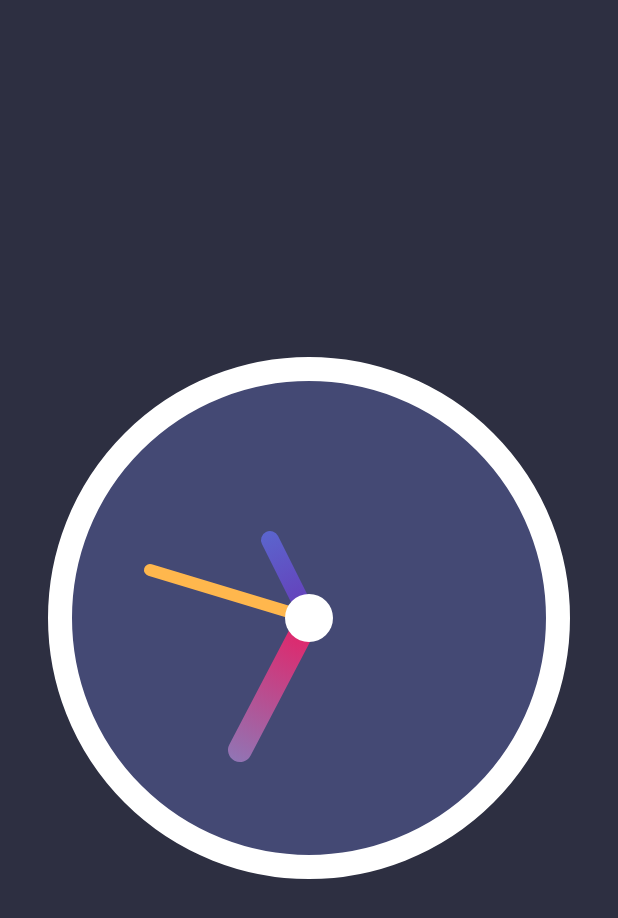
After one commit to we-mohd-i001/flutter_in_focus, a Flutter app: the screen it shows after launch, after a tap on "Go to Custom Clock", on a phone screen of 412 x 824 dp. The commit adds this screen. Shown: the top 918 px of the screen. Run offline on Flutter 3.47's test engine with Material 2 defaults, Android fonts, the phone set to English and light mode, and no system bars.

Commit message:
added custom clock

```diff
--- a/lib/main.dart
+++ b/lib/main.dart
@@ -2,6 +2,7 @@ import 'package:flutter/material.dart';
 import 'package:flutter_in_focus/topics/custom_clipper/custom_clipper_page.dart';
 import 'package:flutter_in_focus/topics/custom_clipper/view_states/my_custom_container.dart';
 import 'package:flutter_in_focus/topics/custom_painter/custom_painter_page.dart';
+import 'package:flutter_in_focus/topics/custom_painter/my_clock/custom_clock_page.dart';
 import 'package:flutter_in_focus/topics/home/home_page.dart';
 
 void main() async {
@@ -23,6 +24,7 @@ class MyApp extends StatelessWidget {
         '/clipper': (context) => const CustomClipperPage(),
         '/painter' : (context) => const CustomPainterPage(),
         '/container' : (context) => const MyCustomContainer(),
+        '/clock' : (context) => const CustomClockPageProvider(),
       },
     );
   }
--- /dev/null
+++ b/lib/topics/custom_painter/my_clock/custom_clock_page.dart
@@ -0,0 +1,42 @@
+import 'package:flutter/material.dart';
+import 'package:flutter_in_focus/topics/custom_painter/my_clock/widgets/custom_clock.dart';
+
+class CustomClockPageProvider extends StatelessWidget {
+  const CustomClockPageProvider({super.key});
+
+  @override
+  Widget build(BuildContext context) {
+    return Scaffold(
+      body: Container(
+        alignment: Alignment.center,
+        color: const Color(0xFF2D2F41),
+        child: const CustomClockPage(),
+      ),
+    );
+  }
+}
+
+
+class CustomClockPage extends StatefulWidget {
+  const CustomClockPage({super.key});
+
+  @override
+  State<CustomClockPage> createState() => _CustomClockPageState();
+}
+
+class _CustomClockPageState extends State<CustomClockPage> {
+  @override
+  Widget build(BuildContext context) {
+    Size size = MediaQuery.of(context).size;
+    return Scaffold(
+      body: Container(
+        color: const Color(0xFF2D2F41),
+        height: size.height,
+        width: size.width ,
+        child: CustomPaint(
+          painter: CustomClock(),
+        )
+      )
+    );
+  }
+}
--- /dev/null
+++ b/lib/topics/custom_painter/my_clock/widgets/custom_clock.dart
@@ -0,0 +1,57 @@
+import 'dart:math';
+
+import 'package:flutter/material.dart';
+
+class CustomClock extends CustomPainter {
+  @override
+  void paint(Canvas canvas, Size size) {
+    var centerX = size.width / 2;
+    var centerY = size.height / 2;
+    var center = Offset(centerX, centerY);
+    var radius = min(centerX, centerY);
+
+    Paint fillBrush = Paint()..color = const Color(0xFF444974);
+
+    Paint outlineBrush = Paint()
+      ..color = Colors.white
+      ..style = PaintingStyle.stroke
+      ..strokeWidth = 16;
+
+    Paint centerFillBrush = Paint()..color = Colors.white;
+
+    Paint secHandBrush = Paint()
+      ..color = Colors.orange.shade300
+      ..style = PaintingStyle.stroke
+      ..strokeCap = StrokeCap.round
+      ..strokeWidth = 8;
+
+    Paint minHandBrush = Paint()
+      ..color = Colors.white
+      ..shader = const RadialGradient(colors: [Colors.deepPurple, Colors.lightBlueAccent])
+          .createShader(Rect.fromCircle(center: center, radius: radius))
+      ..style =PaintingStyle.stroke
+      ..strokeCap = StrokeCap.round
+    ..strokeWidth = 12
+    ;
+    Paint hourHandBrush = Paint()..color = Colors.white
+      ..shader = const RadialGradient(colors: [Colors.pink, Colors.lightBlueAccent])
+          .createShader(Rect.fromCircle(center: center, radius: radius))
+      ..style =PaintingStyle.stroke
+      ..strokeCap = StrokeCap.round
+      ..strokeWidth = 16;
+
+    canvas.drawCircle(center, radius - 40, fillBrush);
+    canvas.drawCircle(center, radius - 40, outlineBrush);
+    canvas.drawLine(center, const Offset(160, 500), hourHandBrush);
+    canvas.drawLine(center, const Offset(180, 360), minHandBrush);
+    canvas.drawLine(center, const Offset(100, 380), secHandBrush);
+
+    canvas.drawCircle(center, 16, centerFillBrush);
+
+  }
+
+  @override
+  bool shouldRepaint(covariant CustomPainter oldDelegate) {
+    return true;
+  }
+}
--- a/lib/topics/home/home_page.dart
+++ b/lib/topics/home/home_page.dart
@@ -49,6 +49,16 @@ class HomePage extends StatelessWidget {
                         Navigator.pushNamed(context, '/container');
                       },
                       child: const Text('Go to CustomContainer')),
+                ),
+                const SizedBox(height: 20,),
+                SizedBox(
+                  height: 50,
+                  width: 300,
+                  child: ElevatedButton(
+                      onPressed: () {
+                        Navigator.pushNamed(context, '/clock');
+                      },
+                      child: const Text('Go to Custom Clock')),
                 )
               ],
             ),
```
